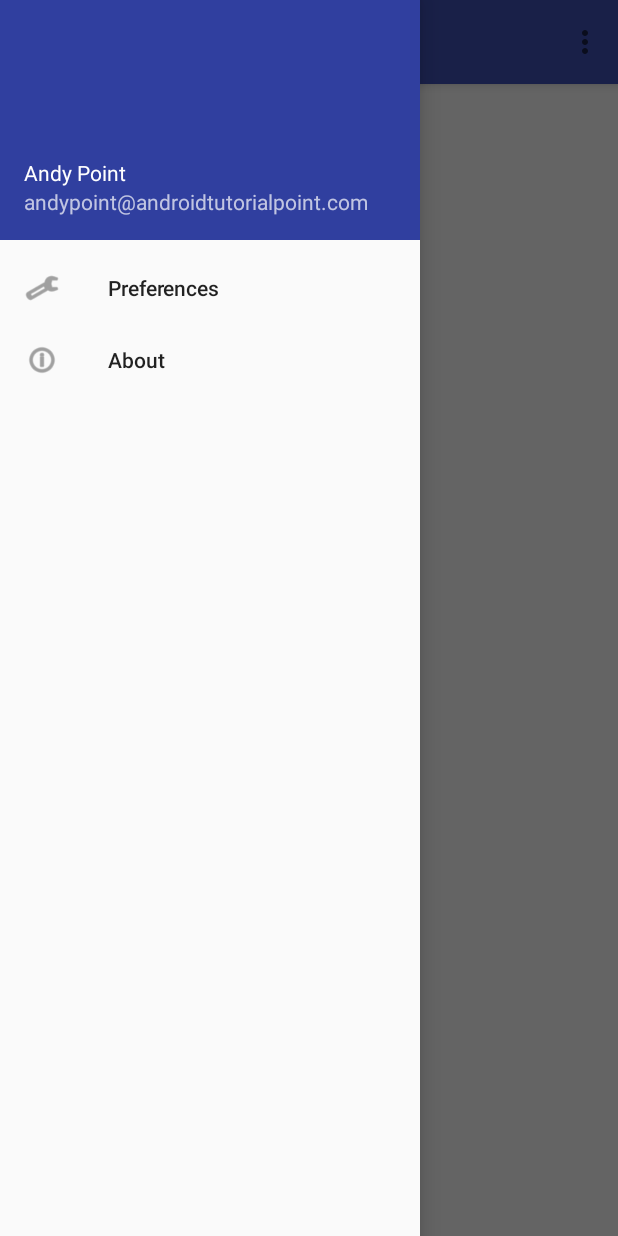
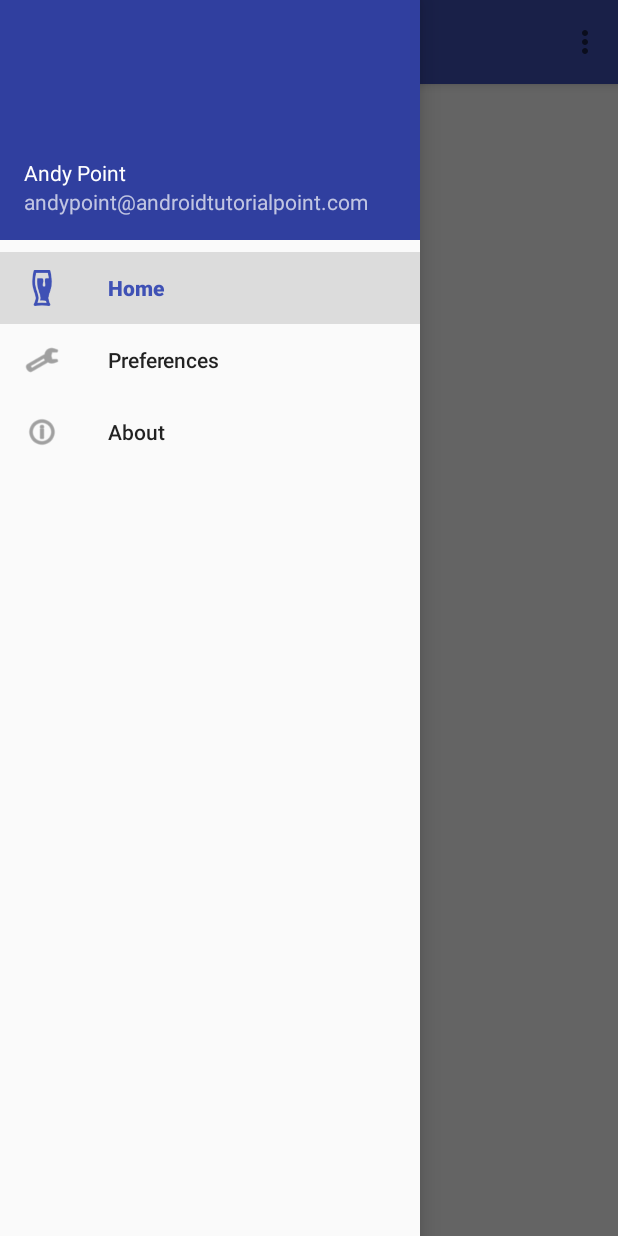
Before and after one commit to DragooNArT/Capstone-Project, an Android app: the screen it shows after launch (MainActivity), with the side drawer open, on a phone screen of 412 x 824 dp. Run offline under Robolectric (Android 15) with nearby library versions, the phone set to English and light mode, and no system bars.

Commit message:
add home item in menu + add beer icon

```diff
--- a/brewer'snotepad/src/main/res/menu/activity_main_drawer.xml
+++ b/brewer'snotepad/src/main/res/menu/activity_main_drawer.xml
@@ -1,8 +1,10 @@
 <?xml version="1.0" encoding="utf-8"?>
 <menu xmlns:android="http://schemas.android.com/apk/res/android">
     <group android:checkableBehavior="single">
+        <item android:id="@+id/nav_home" android:icon="@drawable/sidebar_home_icon"
+            android:title="Home" android:checked="true" />
         <item android:id="@+id/nav_preferences" android:icon="@android:drawable/ic_menu_preferences"
-            android:title="Preferences" />
+            android:title="Preferences"  />
         <item android:id="@+id/nav_about" android:icon="@android:drawable/ic_menu_info_details"
             android:title="About" />
     </group>
--- /dev/null
+++ b/settings.gradle
@@ -0,0 +1 @@
+include ':wear', ':brewer\'snotepad'
```
Also changed, not shown: gradle.properties (added, +18 -0 lines), brewer'snotepad/src/main/res/drawable/sidebar_home_icon.png (added).
